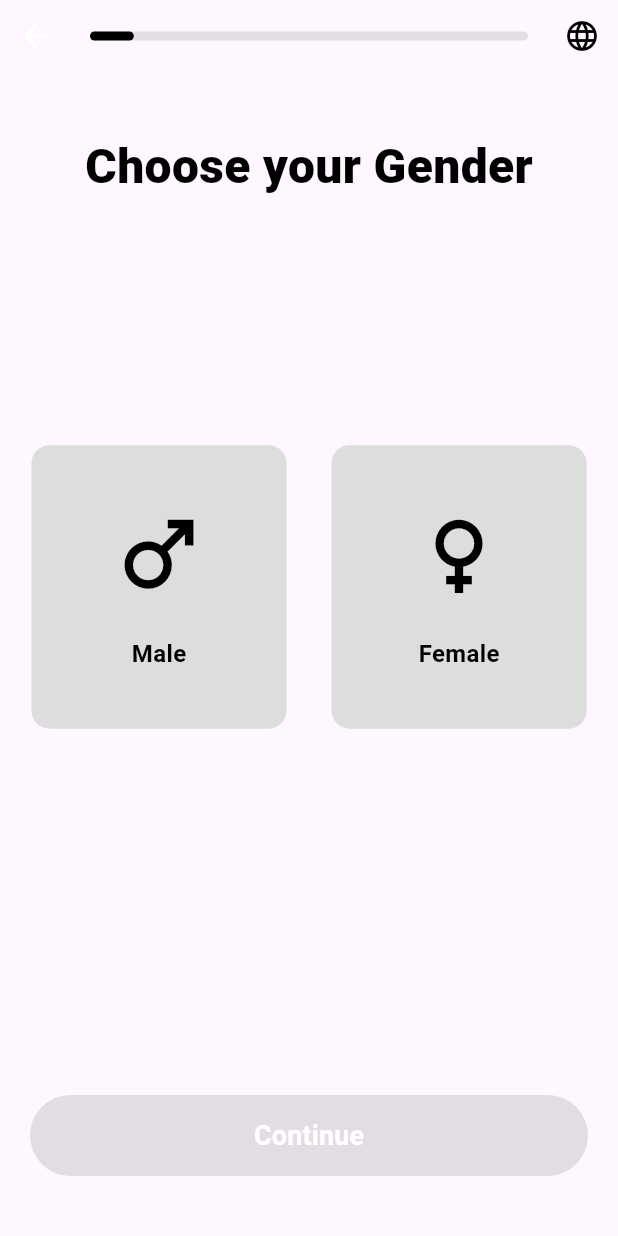
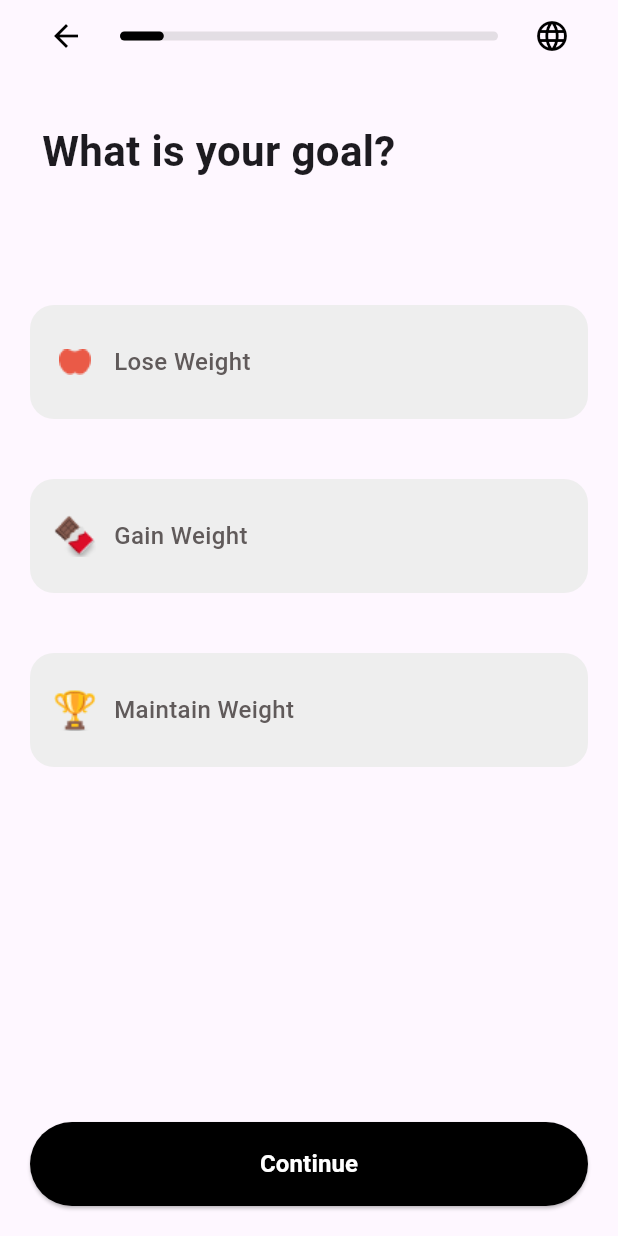
Before and after one commit to rehamkhaled25/grad_project, a Flutter app: the screen it shows after launch, on a phone screen of 412 x 824 dp. Run offline on Flutter 3.47's test engine with Material 3 defaults, Android fonts, the phone set to English and light mode, and no system bars.

Commit message:
Add new screens: onboarding goals and payment

```diff
--- a/lib/main.dart
+++ b/lib/main.dart
@@ -1,5 +1,8 @@
 import 'package:flutter/material.dart';
-import 'package:graduation_project/screens/onboarding_gender.dart';
+import 'package:graduation_project/screens/trialsubscriptionpage.dart';
+import 'package:graduation_project/screens/onboarding/onboarding_gender.dart';
+import 'package:graduation_project/screens/onboarding_goal.dart';
+import 'package:graduation_project/screens/splash.dart';
 // import 'package:firebase_core/firebase_core.dart';
 
 
@@ -20,7 +23,7 @@ class MyApp extends StatelessWidget {
     return MaterialApp(
 
         title: 'Cal Ai',
-        home: OnboardingGender(),
+        home: OnboardingGoal(),
         debugShowCheckedModeBanner: false,
 
       );
--- /dev/null
+++ b/lib/screens/custom items/continue_button.dart
@@ -0,0 +1,32 @@
+import 'package:flutter/material.dart';
+
+class ContinueButton extends StatelessWidget {
+  const ContinueButton({super.key});
+
+
+
+  @override
+  Widget build(BuildContext context) {
+    return SizedBox(
+      height: 56,
+      width: double.infinity,
+      child: ElevatedButton(
+        onPressed: (){},
+        style: ElevatedButton.styleFrom(
+          backgroundColor: Colors.black,
+          shape: RoundedRectangleBorder(
+            borderRadius: BorderRadius.circular(28),
+          ),
+        ),
+        child: const Text(
+          "Continue",
+          style: TextStyle(
+            fontSize: 16,
+            fontWeight: FontWeight.w600,
+            color: Colors.white,
+          ),
+        ),
+      ),
+    );
+  }
+}
--- a/lib/screens/custom items/custom_appBar.dart
+++ b/lib/screens/custom items/custom_appBar.dart
@@ -12,7 +12,7 @@ class CustomAppbar extends StatelessWidget {
                 children: [
                   IconButton(
                     onPressed: () => Navigator.maybePop(context),
-                    icon: const Icon(Icons.arrow_back, color: Colors.white),
+                    icon: const Icon(Icons.arrow_back, color: Colors.black),
                   ),
                   Expanded(
                     child: Container(
--- a/lib/screens/onboarding_gender.dart
+++ b/lib/screens/onboarding/onboarding_gender.dart
@@ -53,7 +53,7 @@ class _OnboardingGenderState extends State<OnboardingGender> {
             ],
           ),
 
-          const Spacer(flex: 3), // Pushes Continue button to bottom
+          const Spacer(flex: 3),
 
           // Continue Button
           Padding(
@@ -71,6 +71,7 @@ class _OnboardingGenderState extends State<OnboardingGender> {
                       },
                 style: ElevatedButton.styleFrom(
                   backgroundColor: Colors.black,
+                  disabledBackgroundColor: Colors.black,
                   shape: RoundedRectangleBorder(
                     borderRadius: BorderRadius.circular(27),
                   ),
--- /dev/null
+++ b/lib/screens/onboarding_goal.dart
@@ -0,0 +1,136 @@
+import 'package:flutter/material.dart';
+import 'package:graduation_project/screens/custom%20items/continue_button.dart';
+import 'package:graduation_project/screens/custom%20items/custom_appBar.dart';
+
+class OnboardingGoal extends StatefulWidget {
+  const OnboardingGoal({super.key});
+
+  @override
+  State<OnboardingGoal> createState() => _OnboardingGoalState();
+}
+
+class _OnboardingGoalState extends State<OnboardingGoal> {
+  int selectedIndex = -1;
+
+  @override
+  Widget build(BuildContext context) {
+    final screenHeight = MediaQuery.of(context).size.height;
+
+    return Scaffold(
+      body: SafeArea(
+        child: Padding(
+          padding: const EdgeInsets.symmetric(horizontal: 20),
+          child: Column(
+            children: [
+              const CustomAppbar(),
+
+              // CONTENT
+              Expanded(
+                child: Column(
+                  crossAxisAlignment: CrossAxisAlignment.start,
+                  children: [
+                    SizedBox(height: screenHeight * 0.04),
+
+                    Padding(
+                      padding: const EdgeInsets.only(left:8.0),
+                      child: const Text(
+                        "What is your goal?",
+                        style: TextStyle(
+                          fontSize: 28,
+                          fontWeight: FontWeight.w600,
+                        ),
+                      ),
+                    ),
+
+                    SizedBox(height: screenHeight * 0.1),
+
+                    GoalWidget(
+                      image: "assets/images/apple.png",
+                      name: "Lose Weight",
+                      isSelected: selectedIndex == 0,
+                      onTap: () => setState(() => selectedIndex = 0),
+                    ),
+
+                    const SizedBox(height: 40),
+
+                    GoalWidget(
+                      image: "assets/images/chocolate-bar.png",
+                      name: "Gain Weight",
+                      isSelected: selectedIndex == 1,
+                      onTap: () => setState(() => selectedIndex = 1),
+                    ),
+
+                    const SizedBox(height: 40),
+
+                    GoalWidget(
+                      image: "assets/images/trophy.png",
+                      name: "Maintain Weight",
+                      isSelected: selectedIndex == 2,
+                      onTap: () => setState(() => selectedIndex = 2),
+                    ),
+                  ],
+                ),
+              ),
+
+
+              ContinueButton(
+
+              ),
+
+              const SizedBox(height: 20),
+            ],
+          ),
+        ),
+      ),
+    );
+  }
+}
+class GoalWidget extends StatelessWidget {
+  final String image;
+  final String name;
+  final bool isSelected;
+  final VoidCallback onTap;
+
+  const GoalWidget({
+    super.key,
+    required this.image,
+    required this.name,
+    required this.isSelected,
+    required this.onTap,
+  });
+
+  @override
+  Widget build(BuildContext context) {
+    return GestureDetector(
+      onTap: onTap,
+      child: Container(
+        height: 76,
+        width: double.infinity,
+        padding: const EdgeInsets.symmetric(horizontal: 16),
+        decoration: BoxDecoration(
+          borderRadius: BorderRadius.circular(16),
+          color: isSelected ? Colors.black : const Color(0xffEEEEEE),
+        ),
+        child: Row(
+          children: [
+            Image.asset(
+              image,
+              width: 28,
+              height: 28,
+
+            ),
+            const SizedBox(width: 12),
+            Text(
+              name,
+              style: TextStyle(
+                fontSize: 16,
+                fontWeight: FontWeight.w500,
+                color: isSelected ? Colors.white : const Color(0xff605A5A),
+              ),
+            ),
+          ],
+        ),
+      ),
+    );
+  }
+}
```
Also changed, not shown: lib/screens/splash.dart (added, +38 -0 lines), lib/screens/trialsubscriptionpage.dart (added, +364 -0 lines), pubspec.yaml (+3 -6 lines), assets/images/apple.png (added), assets/images/chocolate-bar.png (added), assets/images/logo-78.png (added), assets/images/splash_bg.png (added), assets/images/trophy.png (added), lib/assets/placeholder.dart (deleted).
